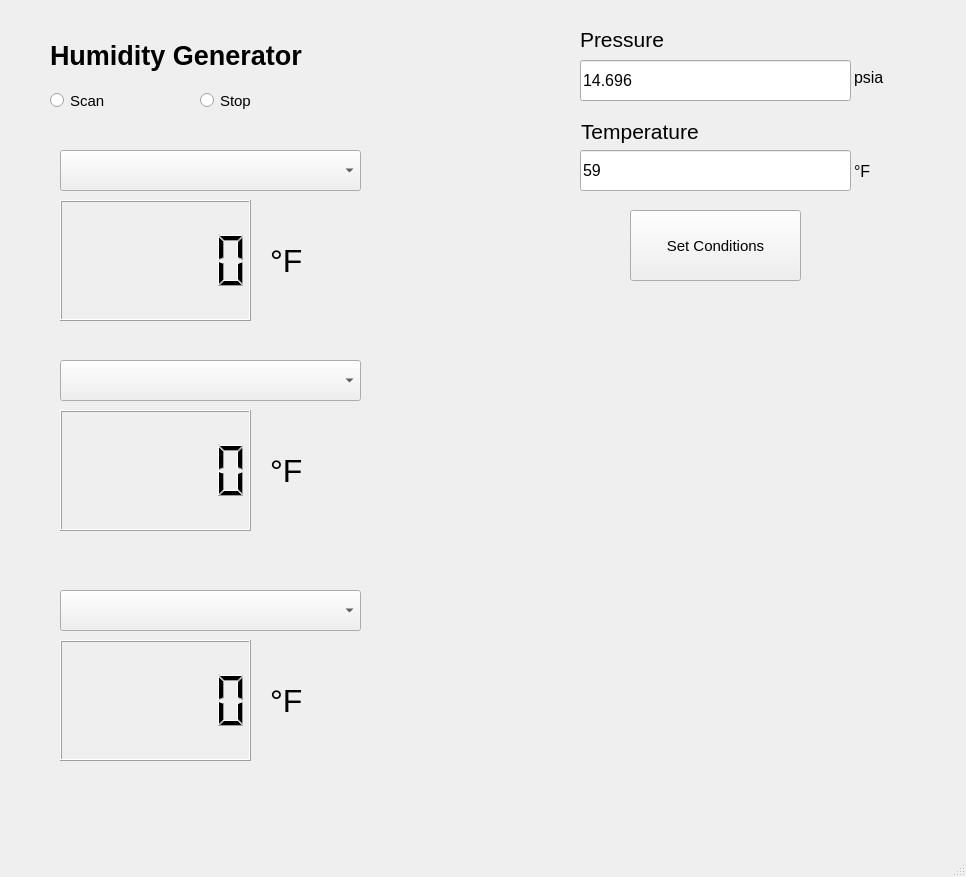
This is basic_GUI.ui in jbaviation/humidity_cart as Qt 5 draws it before an edit. The edited form follows.
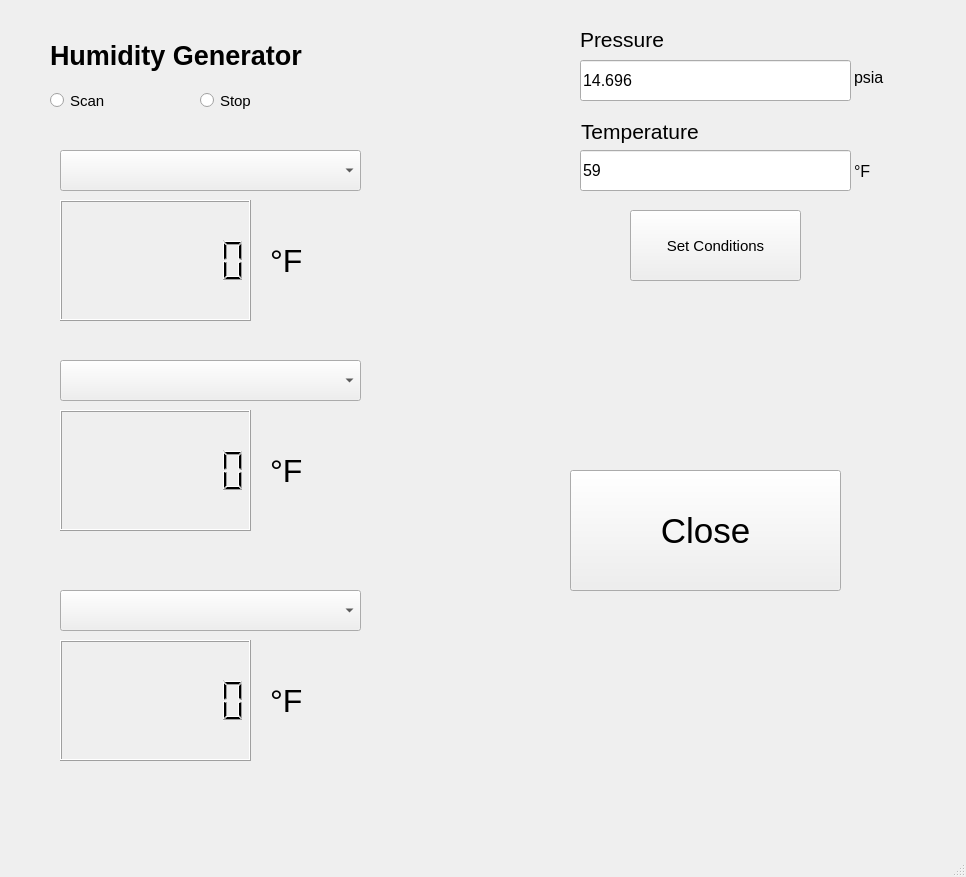
This is the edited form.

Commit message: GUI program not closing properly. Seemed to randomly start and from research it appears to be caused by improper parent/child references in PyQt5. Planning to start a new branch to work through re-building the GUI.

```diff
--- a/basic_GUI.ui
+++ b/basic_GUI.ui
@@ -27,7 +27,7 @@
      <bool>false</bool>
     </property>
     <property name="digitCount">
-     <number>6</number>
+     <number>8</number>
     </property>
     <property name="segmentStyle">
      <enum>QLCDNumber::Filled</enum>
@@ -105,7 +105,7 @@
      </rect>
     </property>
     <property name="digitCount">
-     <number>6</number>
+     <number>8</number>
     </property>
    </widget>
    <widget class="QRadioButton" name="StartButton">
@@ -196,7 +196,7 @@
      </rect>
     </property>
     <property name="digitCount">
-     <number>6</number>
+     <number>8</number>
     </property>
    </widget>
    <widget class="QComboBox" name="HumGenDDbox3">
@@ -337,6 +337,24 @@
      <string>Set Conditions</string>
     </property>
    </widget>
+   <widget class="QPushButton" name="CloseButton">
+    <property name="geometry">
+     <rect>
+      <x>570</x>
+      <y>470</y>
+      <width>271</width>
+      <height>121</height>
+     </rect>
+    </property>
+    <property name="font">
+     <font>
+      <pointsize>26</pointsize>
+     </font>
+    </property>
+    <property name="text">
+     <string>Close</string>
+    </property>
+   </widget>
   </widget>
   <widget class="QMenuBar" name="menubar">
    <property name="geometry">
```
Left out of the diff: 2 changed lines with no effect on the pictures. The commit also changes 3 other files.
